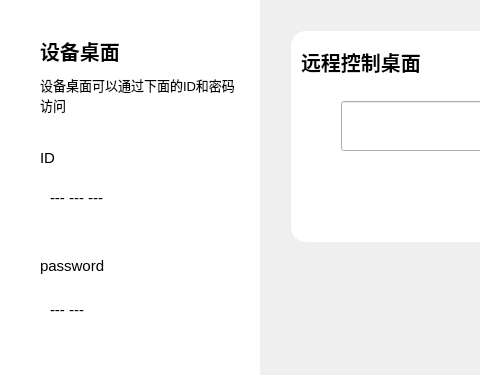
This is client/ui/MainWindow.ui in coldwindx/QnyDesk as Qt 5 draws it before an edit; both pictures show x 0 to 480 and y 0 to 375 of the 752 by 540 pixel window. The edited form follows.
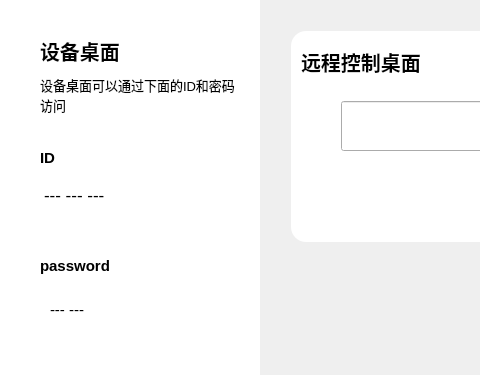
This is the edited form. Icons and pictures are not drawn. Custom widgets are drawn as their Qt base class.

```diff
--- a/client/ui/MainWindow.ui
+++ b/client/ui/MainWindow.ui
@@ -115,6 +115,8 @@
         <property name="font">
          <font>
           <pointsize>11</pointsize>
+          <weight>75</weight>
+          <bold>true</bold>
          </font>
         </property>
         <property name="text">
@@ -124,15 +126,15 @@
        <widget class="QLabel" name="idLabel">
         <property name="geometry">
          <rect>
-          <x>30</x>
-          <y>50</y>
-          <width>181</width>
-          <height>16</height>
+          <x>24</x>
+          <y>39</y>
+          <width>180</width>
+          <height>31</height>
          </rect>
         </property>
         <property name="font">
          <font>
-          <pointsize>11</pointsize>
+          <pointsize>13</pointsize>
          </font>
         </property>
         <property name="text">
@@ -192,13 +194,15 @@
          <rect>
           <x>20</x>
           <y>0</y>
-          <width>72</width>
+          <width>101</width>
           <height>31</height>
          </rect>
         </property>
         <property name="font">
          <font>
           <pointsize>11</pointsize>
+          <weight>75</weight>
+          <bold>true</bold>
          </font>
         </property>
         <property name="text">
```
Left out of the diff: 3 changed lines with no effect on the pictures.
